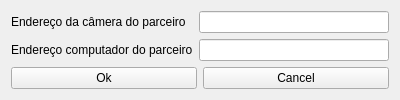
The window that IHCMicCam/IHCMicCam/CallSettings.ui (glongoni/IHCMicCam) describes before a commit, drawn with Qt 5.
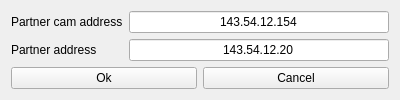
The same window after the commit.

```diff
--- a/IHCMicCam/IHCMicCam/CallSettings.ui
+++ b/IHCMicCam/IHCMicCam/CallSettings.ui
@@ -17,12 +17,15 @@
    <item row="1" column="1">
     <widget class="QLabel" name="camAddressLabel">
      <property name="text">
-      <string>Endereço da câmera do parceiro</string>
+      <string>Partner cam address</string>
      </property>
     </widget>
    </item>
    <item row="1" column="2">
     <widget class="QLineEdit" name="camAddressLineEdit">
+     <property name="text">
+      <string>143.54.12.154</string>
+     </property>
      <property name="alignment">
       <set>Qt::AlignCenter</set>
      </property>
@@ -30,6 +33,9 @@
    </item>
    <item row="2" column="2">
     <widget class="QLineEdit" name="pcAddressLineEdit">
+     <property name="text">
+      <string>143.54.12.20</string>
+     </property>
      <property name="alignment">
       <set>Qt::AlignCenter</set>
      </property>
@@ -38,7 +44,7 @@
    <item row="2" column="1">
     <widget class="QLabel" name="pcAddressLabel">
      <property name="text">
-      <string>Endereço computador do parceiro</string>
+      <string>Partner address</string>
      </property>
     </widget>
    </item>
```
Left out of the diff: 2 changed lines with no effect on the pictures.
